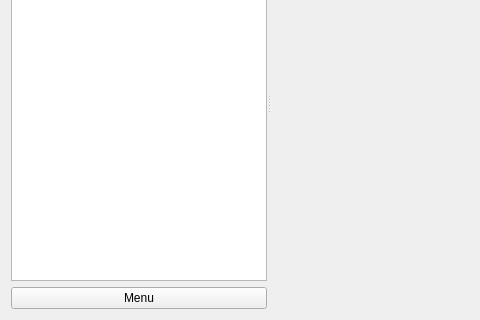
KDE/khotkeys, file kcm_hotkeys/kcm_hotkeys.ui: the form before one commit; both pictures show x 0 to 480 and y 115 to 435 of the 631 by 435 pixel window.
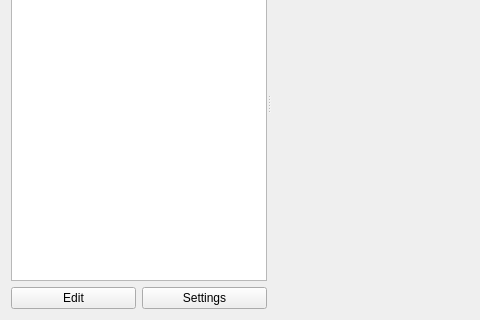
The form after the commit. Custom widgets are drawn as their Qt base class.

Commit message: Add a button to show global settings.

What changed in the file:
```diff
--- a/kcm_hotkeys/kcm_hotkeys.ui
+++ b/kcm_hotkeys/kcm_hotkeys.ui
@@ -19,17 +19,28 @@
      <property name="orientation">
       <enum>Qt::Horizontal</enum>
      </property>
-     <widget class="QWidget" name="">
+     <widget class="QWidget" name="layoutWidget">
       <layout class="QVBoxLayout" name="verticalLayout">
        <item>
         <widget class="HotkeysTreeView" name="tree_view"/>
        </item>
        <item>
+        <layout class="QHBoxLayout" name="horizontalLayout_2">
+         <item>
         <widget class="QPushButton" name="menu_button">
          <property name="text">
-          <string>Menu</string>
-         </property>
-        </widget>
+            <string>Edit</string>
+           </property>
+          </widget>
+         </item>
+         <item>
+          <widget class="QPushButton" name="settings_button">
+           <property name="text">
+            <string>Settings</string>
+           </property>
+          </widget>
+         </item>
+        </layout>
        </item>
       </layout>
      </widget>
```
Lines whose indentation alone changed are shown as unchanged. The commit also changes 2 other files.
